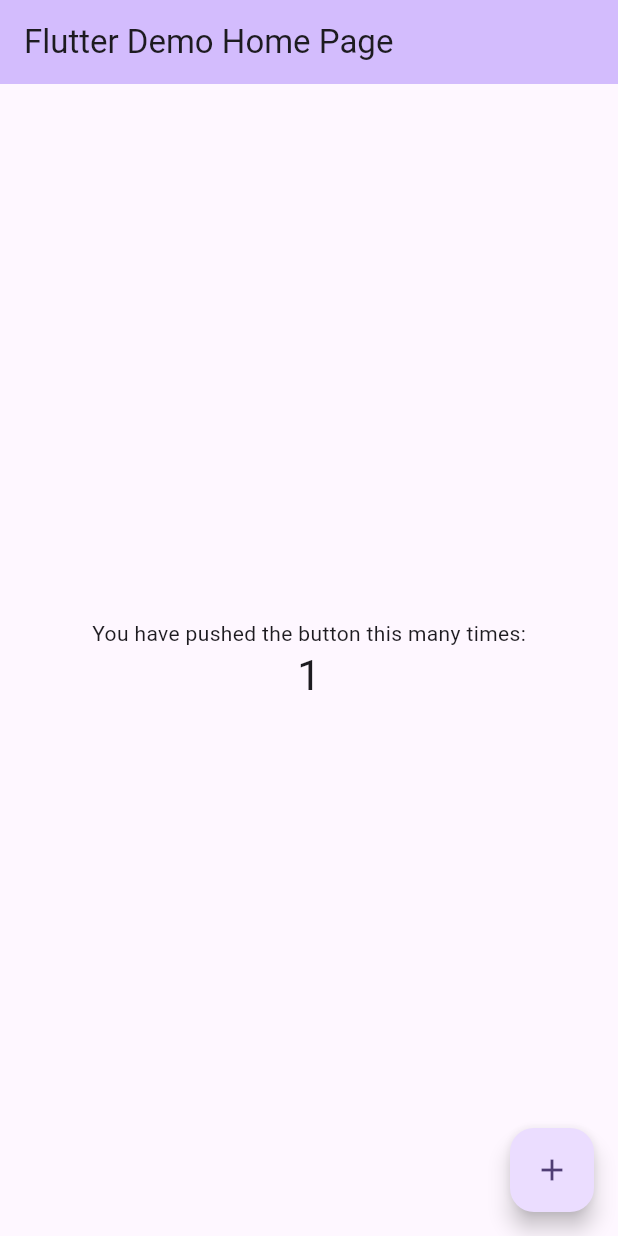
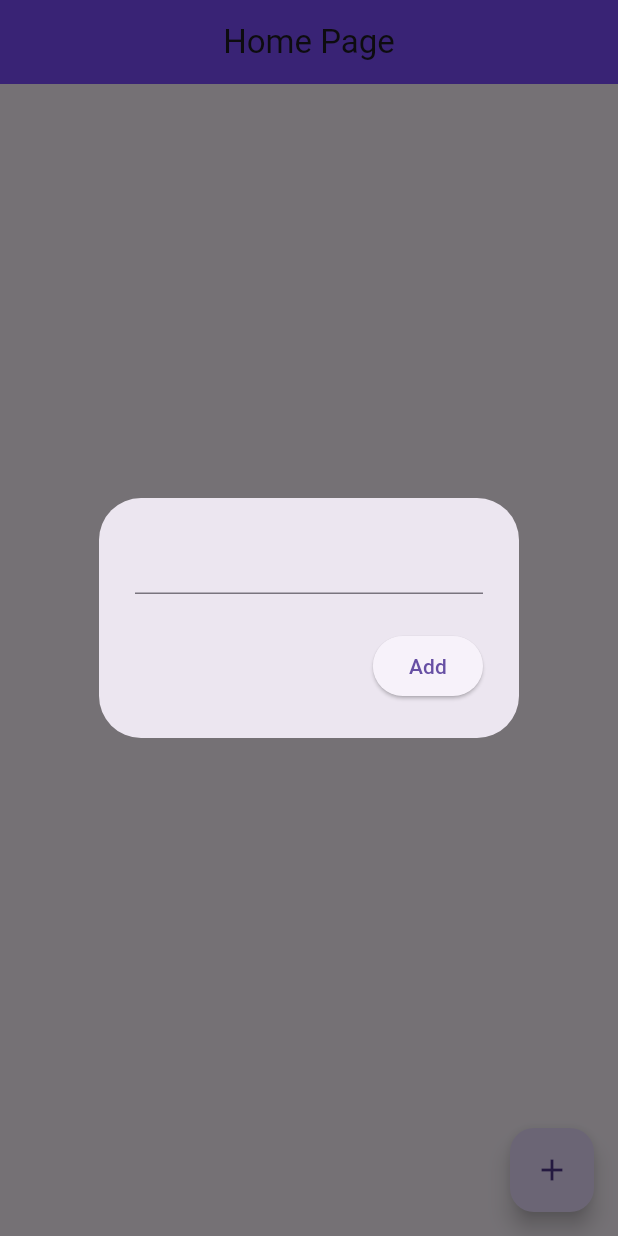
Before and after one commit to lawrence-V/firebase_flutter, a Flutter app: the screen it shows after launch, after a tap on the "add" icon, on a phone screen of 412 x 824 dp. Run offline on Flutter 3.47's test engine with Material 3 defaults, Android fonts, the phone set to English and light mode, and no system bars; our stand-ins replace cloud_firestore, firebase_core; accounts and stored records are empty.

Commit message:
Chore: Implement the CRUD operation

```diff
--- a/lib/main.dart
+++ b/lib/main.dart
@@ -1,122 +1,19 @@
+import 'package:firebase_core/firebase_core.dart';
+import 'package:firebase_flutter/firebase_options.dart';
+import 'package:firebase_flutter/pages/home_page.dart';
 import 'package:flutter/material.dart';
 
-void main() {
+void main() async {
+  WidgetsFlutterBinding.ensureInitialized();
+  await Firebase.initializeApp(options: DefaultFirebaseOptions.currentPlatform);
   runApp(const MyApp());
 }
 
 class MyApp extends StatelessWidget {
   const MyApp({super.key});
 
-  // This widget is the root of your application.
   @override
   Widget build(BuildContext context) {
-    return MaterialApp(
-      title: 'Flutter Demo',
-      theme: ThemeData(
-        // This is the theme of your application.
-        //
-        // TRY THIS: Try running your application with "flutter run". You'll see
-        // the application has a purple toolbar. Then, without quitting the app,
-        // try changing the seedColor in the colorScheme below to Colors.green
-        // and then invoke "hot reload" (save your changes or press the "hot
-        // reload" button in a Flutter-supported IDE, or press "r" if you used
-        // the command line to start the app).
-        //
-        // Notice that the counter didn't reset back to zero; the application
-        // state is not lost during the reload. To reset the state, use hot
-        // restart instead.
-        //
-        // This works for code too, not just values: Most code changes can be
-        // tested with just a hot reload.
-        colorScheme: ColorScheme.fromSeed(seedColor: Colors.deepPurple),
-      ),
-      home: const MyHomePage(title: 'Flutter Demo Home Page'),
-    );
+    return MaterialApp(debugShowCheckedModeBanner: false, home: HomePage());
   }
 }
-
-class MyHomePage extends StatefulWidget {
-  const MyHomePage({super.key, required this.title});
-
-  // This widget is the home page of your application. It is stateful, meaning
-  // that it has a State object (defined below) that contains fields that affect
-  // how it looks.
-
-  // This class is the configuration for the state. It holds the values (in this
-  // case the title) provided by the parent (in this case the App widget) and
-  // used by the build method of the State. Fields in a Widget subclass are
-  // always marked "final".
-
-  final String title;
-
-  @override
-  State<MyHomePage> createState() => _MyHomePageState();
-}
-
-class _MyHomePageState extends State<MyHomePage> {
-  int _counter = 0;
-
-  void _incrementCounter() {
-    setState(() {
-      // This call to setState tells the Flutter framework that something has
-      // changed in this State, which causes it to rerun the build method below
-      // so that the display can reflect the updated values. If we changed
-      // _counter without calling setState(), then the build method would not be
-      // called again, and so nothing would appear to happen.
-      _counter++;
-    });
-  }
-
-  @override
-  Widget build(BuildContext context) {
-    // This method is rerun every time setState is called, for instance as done
-    // by the _incrementCounter method above.
-    //
-    // The Flutter framework has been optimized to make rerunning build methods
-    // fast, so that you can just rebuild anything that needs updating rather
-    // than having to individually change instances of widgets.
-    return Scaffold(
-      appBar: AppBar(
-        // TRY THIS: Try changing the color here to a specific color (to
-        // Colors.amber, perhaps?) and trigger a hot reload to see the AppBar
-        // change color while the other colors stay the same.
-        backgroundColor: Theme.of(context).colorScheme.inversePrimary,
-        // Here we take the value from the MyHomePage object that was created by
-        // the App.build method, and use it to set our appbar title.
-        title: Text(widget.title),
-      ),
-      body: Center(
-        // Center is a layout widget. It takes a single child and positions it
-        // in the middle of the parent.
-        child: Column(
-          // Column is also a layout widget. It takes a list of children and
-          // arranges them vertically. By default, it sizes itself to fit its
-          // children horizontally, and tries to be as tall as its parent.
-          //
-          // Column has various properties to control how it sizes itself and
-          // how it positions its children. Here we use mainAxisAlignment to
-          // center the children vertically; the main axis here is the vertical
-          // axis because Columns are vertical (the cross axis would be
-          // horizontal).
-          //
-          // TRY THIS: Invoke "debug painting" (choose the "Toggle Debug Paint"
-          // action in the IDE, or press "p" in the console), to see the
-          // wireframe for each widget.
-          mainAxisAlignment: MainAxisAlignment.center,
-          children: <Widget>[
-            const Text('You have pushed the button this many times:'),
-            Text(
-              '$_counter',
-              style: Theme.of(context).textTheme.headlineMedium,
-            ),
-          ],
-        ),
-      ),
-      floatingActionButton: FloatingActionButton(
-        onPressed: _incrementCounter,
-        tooltip: 'Increment',
-        child: const Icon(Icons.add),
-      ), // This trailing comma makes auto-formatting nicer for build methods.
-    );
-  }
-}
--- /dev/null
+++ b/lib/pages/home_page.dart
@@ -0,0 +1,112 @@
+import 'package:cloud_firestore/cloud_firestore.dart';
+import 'package:flutter/material.dart';
+
+import '../services/firestore.dart';
+
+class HomePage extends StatefulWidget {
+  const HomePage({super.key});
+
+  @override
+  State<HomePage> createState() => _HomePageState();
+}
+
+class _HomePageState extends State<HomePage> {
+  //firestore
+  final FirestoreService firestoreService = FirestoreService();
+  // text controlerr
+  final TextEditingController textController = TextEditingController();
+
+  // open a dialoag box and add a new note
+  void openNoteBox({String? docID}) {
+    showDialog(
+      context: context,
+      builder:
+          (context) => AlertDialog(
+            content: TextField(controller: textController),
+            actions: [
+              //button to save the note
+              ElevatedButton(
+                onPressed: () {
+                  if (docID == null) {
+                    firestoreService.addNote(textController.text);
+                  }
+                  // update an existing note
+                  else {
+                    firestoreService.updateNote(docID, textController.text);
+                  }
+
+                  //clear the text controller
+                  textController.clear();
+                  // close the box
+                  Navigator.pop(context);
+                },
+                child: Text('Add'),
+              ),
+            ],
+          ),
+    );
+  }
+
+  @override
+  Widget build(BuildContext context) {
+    return Scaffold(
+      appBar: AppBar(
+        title: Center(child: const Text('Home Page')),
+        backgroundColor: Colors.deepPurpleAccent,
+      ),
+      floatingActionButton: FloatingActionButton(
+        onPressed: openNoteBox,
+        child: const Icon(Icons.add),
+      ),
+      body: StreamBuilder<QuerySnapshot>(
+        stream: firestoreService.getNotesStream(),
+        builder: (context, snapshot) {
+          if (snapshot.hasData) {
+            List notesList = snapshot.data!.docs;
+
+            if (notesList.isNotEmpty) {
+              return ListView.builder(
+                itemCount: notesList.length,
+                itemBuilder: (context, index) {
+                  DocumentSnapshot document = notesList[index];
+                  String docID = document.id;
+
+                  Map<String, dynamic> data =
+                      document.data() as Map<String, dynamic>;
+                  String noteText = data['note'];
+
+                  return ListTile(
+                    title: Text(noteText),
+                    trailing: Row(
+                      mainAxisSize: MainAxisSize.min,
+                      children: [
+                        IconButton(
+                          onPressed: () => openNoteBox(docID: docID),
+                          icon: const Icon(Icons.settings),
+                        ),
+                        IconButton(
+                          onPressed: () {
+                            firestoreService.deleteNote(docID);
+                          },
+                          icon: const Icon(Icons.delete),
+                        ),
+                      ],
+                    ),
+                  );
+                },
+              );
+            } else {
+              // empty list → no notes
+              return const Center(child: Text('No Notes Found'));
+            }
+          } else if (snapshot.hasError) {
+            return const Center(child: Text('Something went wrong'));
+          } else {
+            // loading state
+            return const Center(child: CircularProgressIndicator());
+          }
+        },
+      ),
+    );
+  }
+}
--- /dev/null
+++ b/lib/services/firestore.dart
@@ -0,0 +1,33 @@
+import 'package:cloud_firestore/cloud_firestore.dart';
+
+class FirestoreService {
+  // get colletion notes
+
+  final CollectionReference notes = FirebaseFirestore.instance.collection(
+    'notes',
+  );
+
+  // Add : add a new note
+  Future<void> addNote(String note) {
+    return notes.add({'note': note, 'timestamp': Timestamp.now()});
+  }
+
+  //READ : get notes from database
+  Stream<QuerySnapshot> getNotesStream() {
+    final noteStream = notes.orderBy('timestamp', descending: true).snapshots();
+    return noteStream;
+  }
+
+  // Update: upate notes given a doc id
+  Future<void> updateNote(String docId, String newNote) {
+    return notes.doc(docId).update({
+      'note': newNote,
+      'timestamp': Timestamp.now(),
+    });
+  }
+
+  // Delete: delete notes given a doc id
+  Future<void> deleteNote(String docID) {
+    return notes.doc(docID).delete();
+  }
+}
--- a/pubspec.yaml
+++ b/pubspec.yaml
@@ -34,6 +34,8 @@ dependencies:
   # The following adds the Cupertino Icons font to your application.
   # Use with the CupertinoIcons class for iOS style icons.
   cupertino_icons: ^1.0.8
+  firebase_core: ^3.13.0
+  cloud_firestore: ^5.6.7
 
 dev_dependencies:
   flutter_test:
```
Also changed, not shown: firebase.json (added), lib/firebase_options.dart (added), pubspec.lock, 6 other files.
